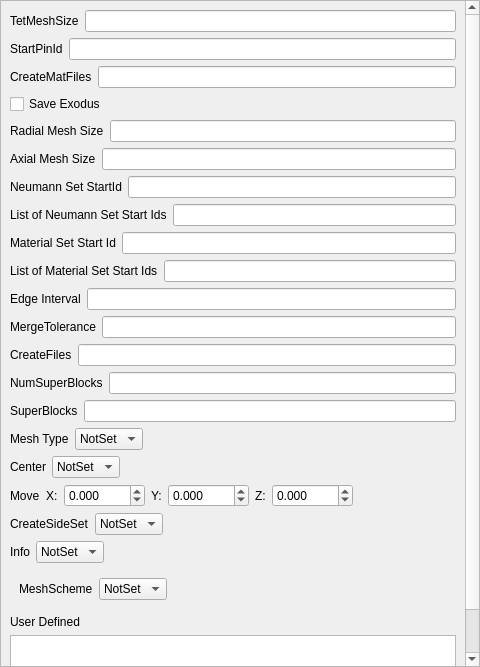
Sprunth/RGG, file Application/qAssyParameters.ui: the form before one commit.
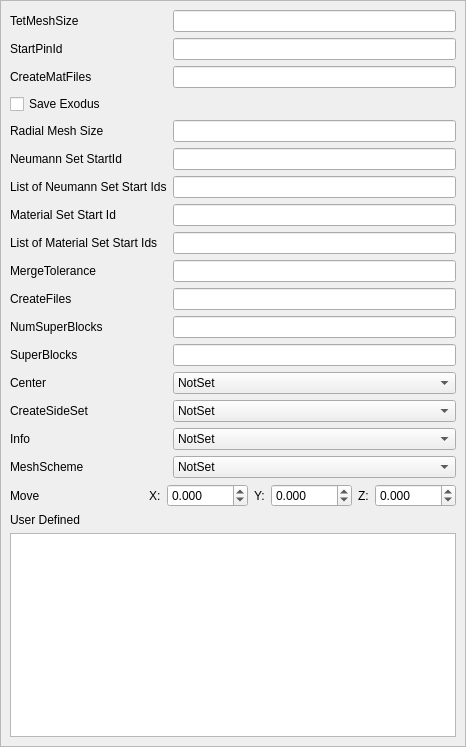
The form after the commit.

Patch:
```diff
--- a/Application/qAssyParameters.ui
+++ b/Application/qAssyParameters.ui
@@ -6,8 +6,8 @@
    <rect>
     <x>0</x>
     <y>0</y>
-    <width>480</width>
-    <height>667</height>
+    <width>466</width>
+    <height>747</height>
    </rect>
   </property>
   <property name="windowTitle">
@@ -17,7 +17,7 @@
    <property name="margin">
     <number>0</number>
    </property>
-   <item row="0" column="0" colspan="2">
+   <item row="0" column="0">
     <widget class="QScrollArea" name="scrollArea">
      <property name="widgetResizable">
       <bool>true</bool>
@@ -27,146 +27,219 @@
        <rect>
         <x>0</x>
         <y>0</y>
-        <width>463</width>
-        <height>848</height>
+        <width>464</width>
+        <height>745</height>
        </rect>
       </property>
       <layout class="QGridLayout" name="gridLayout_2">
-       <item row="33" column="0">
-        <layout class="QHBoxLayout" name="horizontalLayout_6">
+       <item row="30" column="1">
+        <widget class="QComboBox" name="Info">
          <item>
-          <widget class="QLabel" name="label_8">
-           <property name="text">
-            <string>CreateSideSet</string>
-           </property>
-          </widget>
+          <property name="text">
+           <string>NotSet</string>
+          </property>
          </item>
          <item>
-          <widget class="QComboBox" name="CreateSideset">
-           <item>
-            <property name="text">
-             <string>NotSet</string>
-            </property>
-           </item>
-           <item>
-            <property name="text">
-             <string>Yes</string>
-            </property>
-           </item>
-           <item>
-            <property name="text">
-             <string>No</string>
-            </property>
-           </item>
-          </widget>
+          <property name="text">
+           <string>On</string>
+          </property>
          </item>
          <item>
-          <spacer name="horizontalSpacer_3">
-           <property name="orientation">
-            <enum>Qt::Horizontal</enum>
-           </property>
-           <property name="sizeHint" stdset="0">
-            <size>
-             <width>40</width>
-             <height>20</height>
-            </size>
-           </property>
-          </spacer>
+          <property name="text">
+           <string>Off</string>
+          </property>
          </item>
-        </layout>
+        </widget>
        </item>
        <item row="27" column="0">
-        <layout class="QHBoxLayout" name="horizontalLayout_9">
-         <item>
-          <widget class="QLabel" name="label_21">
-           <property name="text">
-            <string>NumSuperBlocks</string>
-           </property>
-          </widget>
-         </item>
-         <item>
-          <widget class="QLineEdit" name="NumSuperBlocks"/>
-         </item>
-        </layout>
+        <widget class="QLabel" name="label_5">
+         <property name="text">
+          <string>Center</string>
+         </property>
+        </widget>
        </item>
-       <item row="23" column="0">
-        <layout class="QHBoxLayout" name="horizontalLayout_11">
+       <item row="11" column="0">
+        <widget class="QLabel" name="label_19">
+         <property name="text">
+          <string>List of Neumann Set Start Ids</string>
+         </property>
+        </widget>
+       </item>
+       <item row="21" column="1">
+        <widget class="QLineEdit" name="NumSuperBlocks"/>
+       </item>
+       <item row="22" column="1">
+        <widget class="QLineEdit" name="SuperBlocks"/>
+       </item>
+       <item row="12" column="0">
+        <widget class="QLabel" name="label_11">
+         <property name="text">
+          <string>Material Set Start Id</string>
+         </property>
+        </widget>
+       </item>
+       <item row="29" column="0">
+        <widget class="QLabel" name="label_8">
+         <property name="text">
+          <string>CreateSideSet</string>
+         </property>
+        </widget>
+       </item>
+       <item row="12" column="1">
+        <widget class="QLineEdit" name="MaterialSet_StartId"/>
+       </item>
+       <item row="10" column="0">
+        <widget class="QLabel" name="label_10">
+         <property name="text">
+          <string>Neumann Set StartId</string>
+         </property>
+        </widget>
+       </item>
+       <item row="27" column="1">
+        <widget class="QComboBox" name="CenterXYZ">
          <item>
-          <widget class="QLabel" name="label_13">
-           <property name="text">
-            <string>MergeTolerance</string>
-           </property>
-          </widget>
+          <property name="text">
+           <string>NotSet</string>
+          </property>
          </item>
          <item>
-          <widget class="QLineEdit" name="MergeTolerance"/>
+          <property name="text">
+           <string>X</string>
+          </property>
          </item>
-        </layout>
-       </item>
-       <item row="25" column="0">
-        <layout class="QHBoxLayout" name="horizontalLayout_10">
          <item>
-          <widget class="QLabel" name="label_14">
-           <property name="text">
-            <string>CreateFiles</string>
-           </property>
-          </widget>
+          <property name="text">
+           <string>Y</string>
+          </property>
          </item>
          <item>
-          <widget class="QLineEdit" name="CreateFiles"/>
+          <property name="text">
+           <string>Z</string>
+          </property>
          </item>
-        </layout>
+        </widget>
        </item>
-       <item row="34" column="0">
-        <layout class="QHBoxLayout" name="horizontalLayout_7">
+       <item row="31" column="0">
+        <widget class="QLabel" name="label_4">
+         <property name="text">
+          <string>MeshScheme</string>
+         </property>
+        </widget>
+       </item>
+       <item row="0" column="1">
+        <widget class="QLineEdit" name="TetMeshSize">
+         <property name="inputMethodHints">
+          <set>Qt::ImhNone</set>
+         </property>
+        </widget>
+       </item>
+       <item row="29" column="1">
+        <widget class="QComboBox" name="CreateSideset">
          <item>
-          <widget class="QLabel" name="label_9">
-           <property name="text">
-            <string>Info</string>
-           </property>
-          </widget>
+          <property name="text">
+           <string>NotSet</string>
+          </property>
          </item>
          <item>
-          <widget class="QComboBox" name="Info">
-           <item>
-            <property name="text">
-             <string>NotSet</string>
-            </property>
-           </item>
-           <item>
-            <property name="text">
-             <string>On</string>
-            </property>
-           </item>
-           <item>
-            <property name="text">
-             <string>Off</string>
-            </property>
-           </item>
-          </widget>
+          <property name="text">
+           <string>Yes</string>
+          </property>
          </item>
          <item>
-          <spacer name="horizontalSpacer_4">
-           <property name="orientation">
-            <enum>Qt::Horizontal</enum>
-           </property>
-           <property name="sizeHint" stdset="0">
-            <size>
-             <width>40</width>
-             <height>20</height>
-            </size>
-           </property>
-          </spacer>
+          <property name="text">
+           <string>No</string>
+          </property>
          </item>
-        </layout>
+        </widget>
        </item>
-       <item row="36" column="0">
+       <item row="21" column="0">
+        <widget class="QLabel" name="label_21">
+         <property name="text">
+          <string>NumSuperBlocks</string>
+         </property>
+        </widget>
+       </item>
+       <item row="36" column="0" colspan="2">
         <widget class="QLabel" name="label_23">
          <property name="text">
           <string>User Defined</string>
          </property>
         </widget>
        </item>
+       <item row="15" column="0">
+        <widget class="QLabel" name="label_14">
+         <property name="text">
+          <string>CreateFiles</string>
+         </property>
+        </widget>
+       </item>
+       <item row="14" column="1">
+        <widget class="QLineEdit" name="MergeTolerance"/>
+       </item>
+       <item row="13" column="1">
+        <widget class="QLineEdit" name="List_MaterialSet_StartId"/>
+       </item>
+       <item row="8" column="0">
+        <widget class="QLabel" name="label_2">
+         <property name="text">
+          <string>Radial Mesh Size</string>
+         </property>
+        </widget>
+       </item>
+       <item row="30" column="0">
+        <widget class="QLabel" name="label_9">
+         <property name="text">
+          <string>Info</string>
+         </property>
+        </widget>
+       </item>
+       <item row="22" column="0">
+        <widget class="QLabel" name="label_22">
+         <property name="text">
+          <string>SuperBlocks</string>
+         </property>
+        </widget>
+       </item>
+       <item row="2" column="1">
+        <widget class="QLineEdit" name="CreateMatFiles"/>
+       </item>
+       <item row="1" column="0">
+        <widget class="QLabel" name="label_15">
+         <property name="text">
+          <string>StartPinId</string>
+         </property>
+        </widget>
+       </item>
+       <item row="15" column="1">
+        <widget class="QLineEdit" name="CreateFiles"/>
+       </item>
+       <item row="1" column="1">
+        <widget class="QLineEdit" name="StartPinId"/>
+       </item>
+       <item row="13" column="0">
+        <widget class="QLabel" name="label_20">
+         <property name="text">
+          <string>List of Material Set Start Ids</string>
+         </property>
+        </widget>
+       </item>
+       <item row="8" column="1">
+        <widget class="QLineEdit" name="RadialMeshSize"/>
+       </item>
+       <item row="14" column="0">
+        <widget class="QLabel" name="label_13">
+         <property name="text">
+          <string>MergeTolerance</string>
+         </property>
+        </widget>
+       </item>
+       <item row="2" column="0">
+        <widget class="QLabel" name="label_17">
+         <property name="text">
+          <string>CreateMatFiles</string>
+         </property>
+        </widget>
+       </item>
        <item row="7" column="0">
         <layout class="QHBoxLayout" name="horizontalLayout_19">
          <item>
@@ -178,286 +251,42 @@
          </item>
         </layout>
        </item>
-       <item row="37" column="0">
+       <item row="37" column="0" colspan="2">
         <widget class="QPlainTextEdit" name="Unknown"/>
        </item>
        <item row="0" column="0">
-        <layout class="QHBoxLayout" name="horizontalLayout_23">
-         <item>
-          <widget class="QLabel" name="label">
-           <property name="text">
-            <string>TetMeshSize</string>
-           </property>
-          </widget>
-         </item>
-         <item>
-          <widget class="QLineEdit" name="TetMeshSize">
-           <property name="inputMethodHints">
-            <set>Qt::ImhNone</set>
-           </property>
-          </widget>
-         </item>
-        </layout>
+        <widget class="QLabel" name="label">
+         <property name="text">
+          <string>TetMeshSize</string>
+         </property>
+        </widget>
        </item>
-       <item row="15" column="0">
-        <layout class="QHBoxLayout" name="horizontalLayout_15">
-         <item>
-          <widget class="QLabel" name="label_19">
-           <property name="text">
-            <string>List of Neumann Set Start Ids</string>
-           </property>
-          </widget>
-         </item>
-         <item>
-          <widget class="QLineEdit" name="List_NeumannSet_StartId"/>
-         </item>
-        </layout>
+       <item row="10" column="1">
+        <widget class="QLineEdit" name="NeumannSet_StartId"/>
        </item>
-       <item row="31" column="0">
-        <layout class="QHBoxLayout" name="horizontalLayout_5">
-         <item>
-          <widget class="QLabel" name="label_5">
-           <property name="text">
-            <string>Center</string>
-           </property>
-          </widget>
-         </item>
-         <item>
-          <widget class="QComboBox" name="CenterXYZ">
-           <item>
-            <property name="text">
-             <string>NotSet</string>
-            </property>
-           </item>
-           <item>
-            <property name="text">
-             <string>X</string>
-            </property>
-           </item>
-           <item>
-            <property name="text">
-             <string>Y</string>
-            </property>
-           </item>
-           <item>
-            <property name="text">
-             <string>Z</string>
-            </property>
-           </item>
-          </widget>
-         </item>
-         <item>
-          <spacer name="horizontalSpacer_2">
-           <property name="orientation">
-            <enum>Qt::Horizontal</enum>
-           </property>
-           <property name="sizeHint" stdset="0">
-            <size>
-             <width>40</width>
-             <height>20</height>
-            </size>
-           </property>
-          </spacer>
-         </item>
-        </layout>
+       <item row="11" column="1">
+        <widget class="QLineEdit" name="List_NeumannSet_StartId"/>
        </item>
-       <item row="2" column="0">
-        <layout class="QHBoxLayout" name="horizontalLayout_22">
+       <item row="31" column="1">
+        <widget class="QComboBox" name="MeshScheme">
          <item>
-          <widget class="QLabel" name="label_15">
-           <property name="text">
-            <string>StartPinId</string>
-           </property>
-          </widget>
+          <property name="text">
+           <string>NotSet</string>
+          </property>
          </item>
          <item>
-          <widget class="QLineEdit" name="StartPinId"/>
+          <property name="text">
+           <string>Pave</string>
+          </property>
          </item>
-        </layout>
-       </item>
-       <item row="5" column="0">
-        <layout class="QHBoxLayout" name="horizontalLayout_20">
          <item>
-          <widget class="QLabel" name="label_17">
-           <property name="text">
-            <string>CreateMatFiles</string>
-           </property>
-          </widget>
-         </item>
-         <item>
-          <widget class="QLineEdit" name="CreateMatFiles"/>
-         </item>
-        </layout>
-       </item>
-       <item row="19" column="0">
-        <layout class="QHBoxLayout" name="horizontalLayout_13">
-         <item>
-          <widget class="QLabel" name="label_20">
-           <property name="text">
-            <string>List of Material Set Start Ids</string>
-           </property>
-          </widget>
-         </item>
-         <item>
-          <widget class="QLineEdit" name="List_MaterialSet_StartId"/>
-         </item>
-        </layout>
-       </item>
-       <item row="29" column="0">
-        <layout class="QHBoxLayout" name="horizontalLayout_8">
-         <item>
-          <widget class="QLabel" name="label_22">
-           <property name="text">
-            <string>SuperBlocks</string>
-           </property>
-          </widget>
-         </item>
-         <item>
-          <widget class="QLineEdit" name="SuperBlocks"/>
-         </item>
-        </layout>
-       </item>
-       <item row="9" column="0">
-        <layout class="QHBoxLayout" name="horizontalLayout_18">
-         <item>
-          <widget class="QLabel" name="label_2">
-           <property name="text">
-            <string>Radial Mesh Size</string>
-           </property>
-          </widget>
-         </item>
-         <item>
-          <widget class="QLineEdit" name="RadialMeshSize"/>
-         </item>
-        </layout>
-       </item>
-       <item row="11" column="0">
-        <widget class="QWidget" name="AxialMeshLayout" native="true">
-         <layout class="QHBoxLayout" name="horizontalLayout_17">
-          <property name="margin">
-           <number>0</number>
+          <property name="text">
+           <string>Hole</string>
           </property>
-          <item>
-           <widget class="QLabel" name="label_3">
-            <property name="text">
-             <string>Axial Mesh Size</string>
-            </property>
-           </widget>
-          </item>
-          <item>
-           <widget class="QLineEdit" name="AxialMeshSize"/>
-          </item>
-         </layout>
+         </item>
         </widget>
        </item>
-       <item row="30" column="0">
-        <widget class="QWidget" name="MeshTypeLayout_2" native="true">
-         <layout class="QHBoxLayout" name="MeshTypeLayout">
-          <property name="margin">
-           <number>0</number>
-          </property>
-          <item>
-           <widget class="QLabel" name="label_24">
-            <property name="text">
-             <string>Mesh Type</string>
-            </property>
-           </widget>
-          </item>
-          <item>
-           <widget class="QComboBox" name="MeshType">
-            <item>
-             <property name="text">
-              <string>NotSet</string>
-             </property>
-            </item>
-            <item>
-             <property name="text">
-              <string>Hex</string>
-             </property>
-            </item>
-            <item>
-             <property name="text">
-              <string>Tet</string>
-             </property>
-            </item>
-           </widget>
-          </item>
-          <item>
-           <spacer name="horizontalSpacer">
-            <property name="orientation">
-             <enum>Qt::Horizontal</enum>
-            </property>
-            <property name="sizeHint" stdset="0">
-             <size>
-              <width>40</width>
-              <height>20</height>
-             </size>
-            </property>
-           </spacer>
-          </item>
-         </layout>
-        </widget>
-       </item>
-       <item row="35" column="0">
-        <widget class="QWidget" name="MeshSchemeLayout" native="true">
-         <layout class="QHBoxLayout" name="horizontalLayout_4">
-          <item>
-           <widget class="QLabel" name="label_4">
-            <property name="text">
-             <string>MeshScheme</string>
-            </property>
-           </widget>
-          </item>
-          <item>
-           <widget class="QComboBox" name="MeshScheme">
-            <item>
-             <property name="text">
-              <string>NotSet</string>
-             </property>
-            </item>
-            <item>
-             <property name="text">
-              <string>Pave</string>
-             </property>
-            </item>
-            <item>
-             <property name="text">
-              <string>Hole</string>
-             </property>
-            </item>
-           </widget>
-          </item>
-          <item>
-           <spacer name="horizontalSpacer_6">
-            <property name="orientation">
-             <enum>Qt::Horizontal</enum>
-            </property>
-            <property name="sizeHint" stdset="0">
-             <size>
-              <width>40</width>
-              <height>20</height>
-             </size>
-            </property>
-           </spacer>
-          </item>
-         </layout>
-        </widget>
-       </item>
-       <item row="13" column="0">
-        <layout class="QHBoxLayout" name="horizontalLayout_16">
-         <item>
-          <widget class="QLabel" name="label_10">
-           <property name="text">
-            <string>Neumann Set StartId</string>
-           </property>
-          </widget>
-         </item>
-         <item>
-          <widget class="QLineEdit" name="NeumannSet_StartId"/>
-         </item>
-        </layout>
-       </item>
-       <item row="32" column="0">
+       <item row="35" column="0" colspan="2">
         <layout class="QHBoxLayout" name="horizontalLayout_2">
          <item>
           <widget class="QLabel" name="label_6">
@@ -466,6 +295,19 @@
            </property>
           </widget>
          </item>
+         <item>
+          <spacer name="horizontalSpacer">
+           <property name="orientation">
+            <enum>Qt::Horizontal</enum>
+           </property>
+           <property name="sizeHint" stdset="0">
+            <size>
+             <width>40</width>
+             <height>20</height>
+            </size>
+           </property>
+          </spacer>
+         </item>
          <item>
           <widget class="QLabel" name="label_25">
            <property name="text">
@@ -526,52 +368,6 @@
            </property>
           </widget>
          </item>
-         <item>
-          <spacer name="horizontalSpacer_5">
-           <property name="orientation">
-            <enum>Qt::Horizontal</enum>
-           </property>
-           <property name="sizeHint" stdset="0">
-            <size>
-             <width>40</width>
-             <height>20</height>
-            </size>
-           </property>
-          </spacer>
-         </item>
-        </layout>
-       </item>
-       <item row="21" column="0">
-        <widget class="QWidget" name="EdgeIntervalLayout" native="true">
-         <layout class="QHBoxLayout" name="horizontalLayout_12">
-          <property name="margin">
-           <number>0</number>
-          </property>
-          <item>
-           <widget class="QLabel" name="label_12">
-            <property name="text">
-             <string>Edge Interval</string>
-            </property>
-           </widget>
-          </item>
-          <item>
-           <widget class="QLineEdit" name="EdgeInterval"/>
-          </item>
-         </layout>
-        </widget>
-       </item>
-       <item row="17" column="0">
-        <layout class="QHBoxLayout" name="horizontalLayout_14">
-         <item>
-          <widget class="QLabel" name="label_11">
-           <property name="text">
-            <string>Material Set Start Id</string>
-           </property>
-          </widget>
-         </item>
-         <item>
-          <widget class="QLineEdit" name="MaterialSet_StartId"/>
-         </item>
         </layout>
        </item>
       </layout>
```
Left out of the diff: 9 changed lines with no effect on the pictures.
